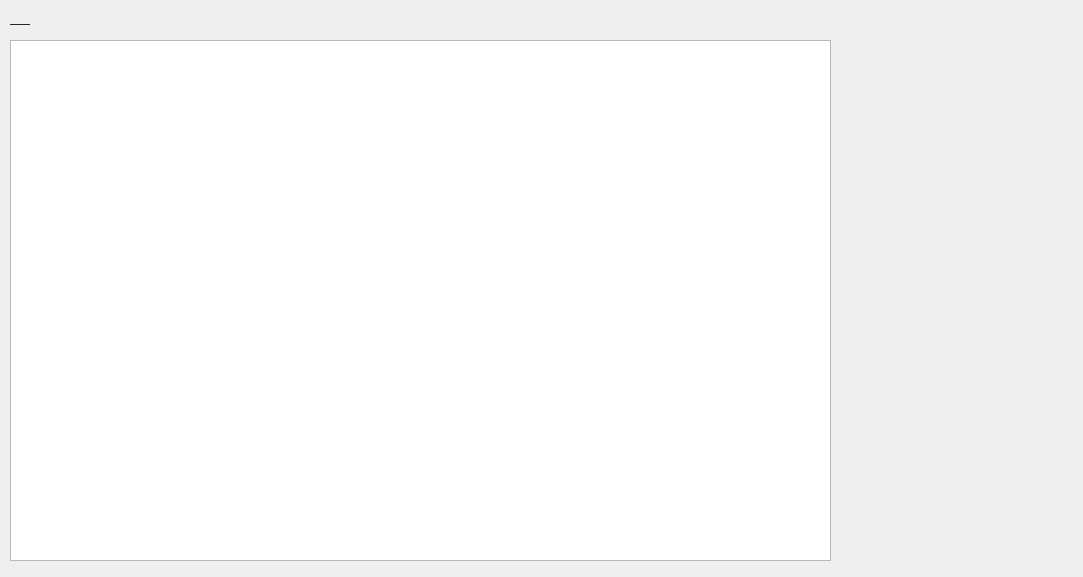
Above: uis/navigation.ui from Holodome/ling before the change. Below: the same form after it.
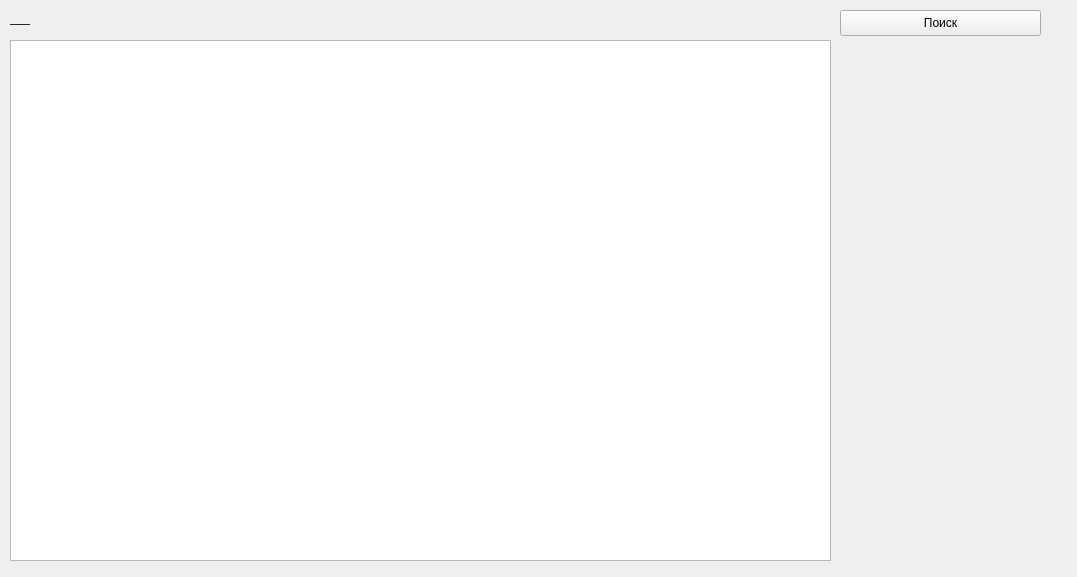
That is the form after the change.

Commit message: add search button

```diff
--- a/uis/navigation.ui
+++ b/uis/navigation.ui
@@ -6,7 +6,7 @@
    <rect>
     <x>0</x>
     <y>0</y>
-    <width>1083</width>
+    <width>1077</width>
     <height>577</height>
    </rect>
   </property>
@@ -40,13 +40,26 @@
    <property name="geometry">
     <rect>
      <x>840</x>
-     <y>20</y>
-     <width>221</width>
-     <height>531</height>
+     <y>40</y>
+     <width>211</width>
+     <height>511</height>
     </rect>
    </property>
    <layout class="QGridLayout" name="buttons"/>
   </widget>
+  <widget class="QPushButton" name="search_btn">
+   <property name="geometry">
+    <rect>
+     <x>840</x>
+     <y>10</y>
+     <width>201</width>
+     <height>26</height>
+    </rect>
+   </property>
+   <property name="text">
+    <string>Поиск</string>
+   </property>
+  </widget>
  </widget>
  <resources/>
  <connections/>
```
The commit also changes 8 other files.
